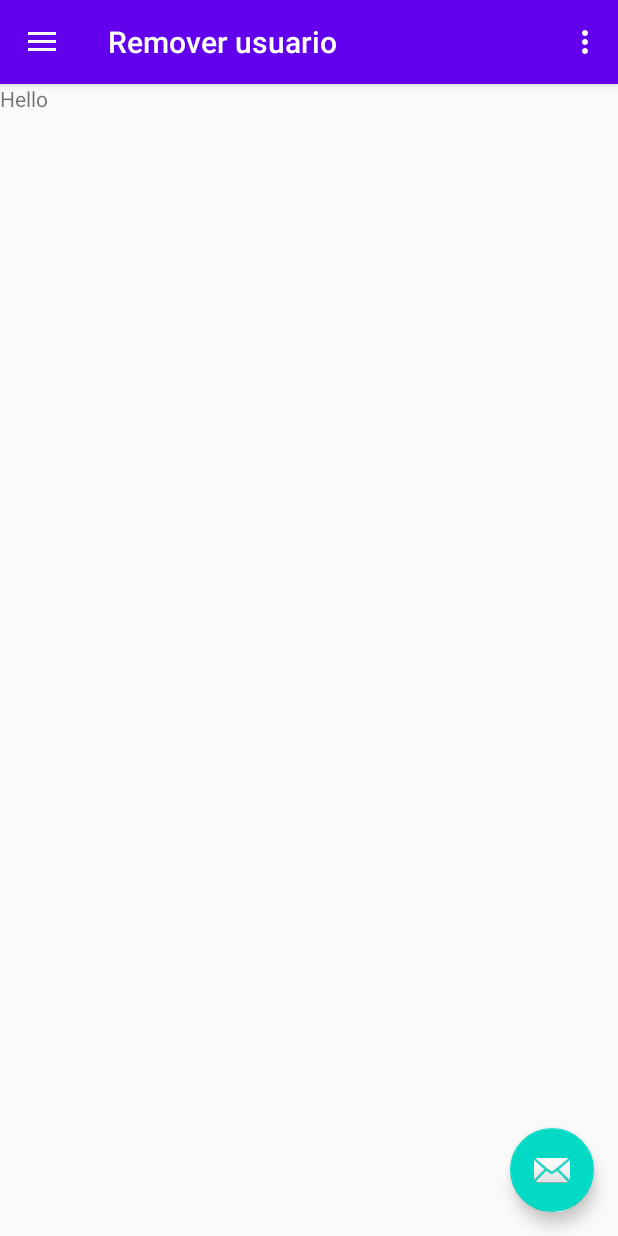
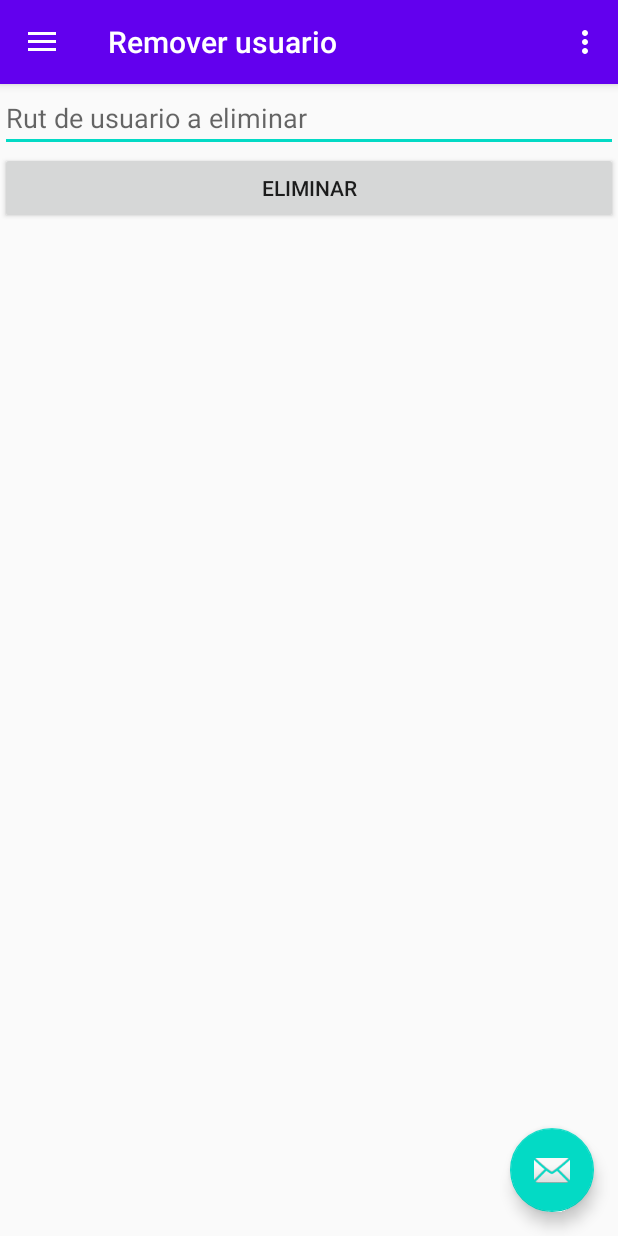
Before and after one commit to IQuinteros/LodgeFinderPrototype, an Android app: the screen it shows after launch (MainActivity), in the side drawer, after a tap on "Remover usuario", on a phone screen of 412 x 824 dp. Run offline under Robolectric (Android 15) with nearby library versions, the phone set to English and light mode, and no system bars; our stand-ins replace navigation-ui.

Commit message:
Delete user

```diff
--- a/app/src/main/java/com/iquinteros/lodgefinder/services/UserAPI.java
+++ b/app/src/main/java/com/iquinteros/lodgefinder/services/UserAPI.java
@@ -85,7 +85,7 @@ public class UserAPI {
 
     public boolean deleteUserByRut(int rut){
         SQLiteDatabase db = connection.getWritableDatabase();
-        return db.delete("uuario", "rut = ?", new String[]{ Integer.toString(rut) }) > 0;
+        return db.delete("usuario", "rut = ?", new String[]{ Integer.toString(rut) }) > 0;
     }
 
 }
--- a/app/src/main/java/com/iquinteros/lodgefinder/ui/users/DeleteUser.java
+++ b/app/src/main/java/com/iquinteros/lodgefinder/ui/users/DeleteUser.java
@@ -12,6 +12,7 @@ import android.view.LayoutInflater;
 import android.view.View;
 import android.view.ViewGroup;
 
+import com.iquinteros.lodgefinder.MainActivity;
 import com.iquinteros.lodgefinder.R;
 
 public class DeleteUser extends Fragment {
@@ -33,6 +34,11 @@ public class DeleteUser extends Fragment {
         super.onActivityCreated(savedInstanceState);
         mViewModel = ViewModelProviders.of(this).get(DeleteUserViewModel.class);
         // TODO: Use the ViewModel
+
+        ((MainActivity)getActivity()).deleteBtn = getView().findViewById(R.id.delete_btn);
+
+
+        ((MainActivity)getActivity()).delete_rut = getView().findViewById(R.id.delete_text);
     }
 
 }
--- a/app/src/main/res/layout/add_user_fragment.xml
+++ b/app/src/main/res/layout/add_user_fragment.xml
@@ -38,6 +38,7 @@
                 android:layout_width="match_parent"
                 android:layout_height="wrap_content"
                 android:hint="Rut"
+                android:maxLength="9"
                 android:inputType="number"/>
             <EditText
                 android:id="@+id/contacto_user"
--- a/app/src/main/res/layout/delete_user_fragment.xml
+++ b/app/src/main/res/layout/delete_user_fragment.xml
@@ -5,9 +5,32 @@
     android:layout_height="match_parent"
     tools:context=".ui.users.DeleteUser">
 
-    <TextView
+    <ScrollView
         android:layout_width="match_parent"
-        android:layout_height="match_parent"
-        android:text="Hello" />
+        android:layout_height="match_parent">
+
+        <LinearLayout
+            android:orientation="vertical"
+            android:layout_width="match_parent"
+            android:layout_height="match_parent">
+
+            <EditText
+                android:id="@+id/delete_text"
+                android:layout_width="match_parent"
+                android:layout_height="wrap_content"
+                android:inputType="number"
+                android:maxLength="9"
+                android:hint="Rut de usuario a eliminar"/>
+
+            <Button
+                android:id="@+id/delete_btn"
+                android:layout_width="match_parent"
+                android:layout_height="wrap_content"
+                android:onClick="deleteUser"
+                android:text="Eliminar"/>
+
+        </LinearLayout>
+
+    </ScrollView>
 
 </FrameLayout>
```
Also changed, not shown: app/src/main/java/com/iquinteros/lodgefinder/MainActivity.java (+18 -0 lines).
